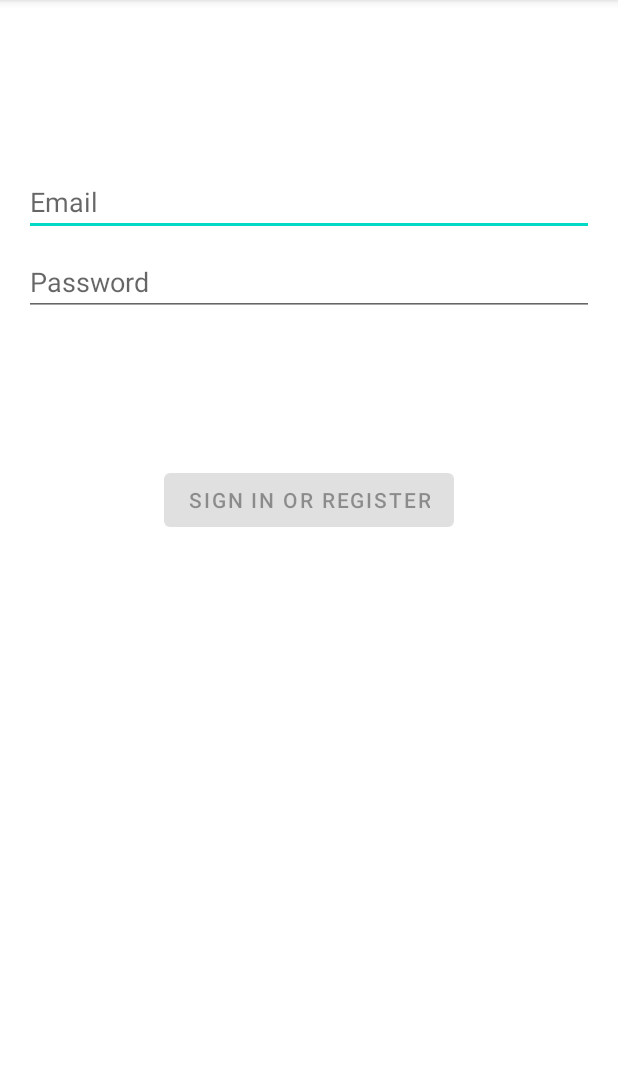
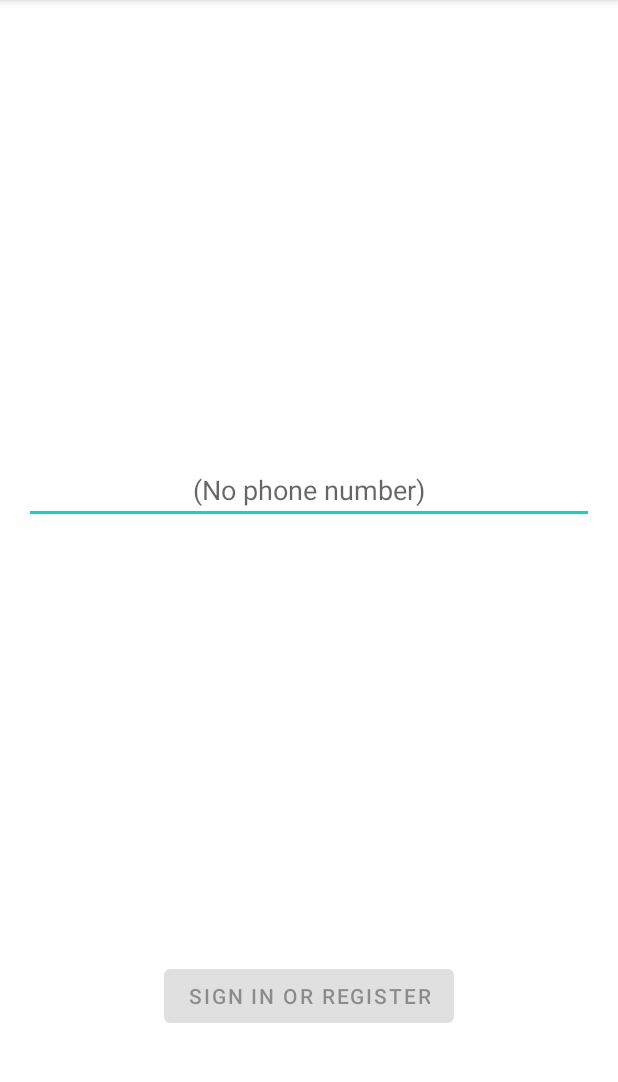
Before and after one commit to AmitSheer/Goldie.inc, an Android app: the screen it shows after launch (LoginActivity), on a phone screen of 412 x 824 dp, the part 84-1166 px from its top. Run offline under Robolectric (Android 15) with nearby library versions, the light colour scheme and no system bars; 1 statement that could not run was skipped.

Commit message:
added login

```diff
--- a/app/src/main/java/com/goldie/login/data/LoginDataSource.java
+++ b/app/src/main/java/com/goldie/login/data/LoginDataSource.java
@@ -9,7 +9,7 @@ import java.io.IOException;
  */
 public class LoginDataSource {
 
-    public Result<LoggedInUser> login(String username, String password) {
+    public Result<LoggedInUser> login(String username) {
 
         try {
             // TODO: handle loggedInUser authentication
--- a/app/src/main/java/com/goldie/login/data/LoginRepository.java
+++ b/app/src/main/java/com/goldie/login/data/LoginRepository.java
@@ -43,9 +43,9 @@ public class LoginRepository {
         // @see https://developer.android.com/training/articles/keystore
     }
 
-    public Result<LoggedInUser> login(String username, String password) {
+    public Result<LoggedInUser> login(String username) {
         // handle login
-        Result<LoggedInUser> result = dataSource.login(username, password);
+        Result<LoggedInUser> result = dataSource.login(username);
         if (result instanceof Result.Success) {
             setLoggedInUser(((Result.Success<LoggedInUser>) result).getData());
         }
--- a/app/src/main/res/layout/activity_login.xml
+++ b/app/src/main/res/layout/activity_login.xml
@@ -15,42 +15,26 @@
         android:id="@+id/username"
         android:layout_width="0dp"
         android:layout_height="wrap_content"
-        android:layout_marginTop="96dp"
-        android:hint="@string/prompt_email"
-        android:inputType="textEmailAddress"
+        android:layout_marginTop="288dp"
+        android:hint="@android:string/emptyPhoneNumber"
+        android:inputType="phone"
         android:selectAllOnFocus="true"
+        android:textAlignment="center"
         app:layout_constraintEnd_toEndOf="parent"
         app:layout_constraintStart_toStartOf="parent"
         app:layout_constraintTop_toTopOf="parent" />
-
-    <EditText
-        android:id="@+id/password"
-        android:layout_width="0dp"
-        android:layout_height="wrap_content"
-        android:layout_marginTop="8dp"
-        android:hint="@string/prompt_password"
-        android:imeActionLabel="@string/action_sign_in_short"
-        android:imeOptions="actionDone"
-        android:inputType="textPassword"
-        android:selectAllOnFocus="true"
-        app:layout_constraintEnd_toEndOf="parent"
-        app:layout_constraintStart_toStartOf="parent"
-        app:layout_constraintTop_toBottomOf="@+id/username" />
 
     <Button
         android:id="@+id/login"
         android:layout_width="wrap_content"
         android:layout_height="wrap_content"
         android:layout_gravity="start"
-        android:layout_marginTop="16dp"
         android:layout_marginBottom="64dp"
         android:enabled="false"
         android:text="@string/action_sign_in"
         app:layout_constraintBottom_toBottomOf="parent"
         app:layout_constraintEnd_toEndOf="parent"
-        app:layout_constraintStart_toStartOf="parent"
-        app:layout_constraintTop_toBottomOf="@+id/password"
-        app:layout_constraintVertical_bias="0.2" />
+        app:layout_constraintStart_toStartOf="parent" />
 
     <ProgressBar
         android:id="@+id/loading"
@@ -61,9 +45,8 @@
         android:layout_marginBottom="64dp"
         android:visibility="gone"
         app:layout_constraintBottom_toBottomOf="parent"
-        app:layout_constraintEnd_toEndOf="@+id/password"
-        app:layout_constraintStart_toStartOf="@+id/password"
         app:layout_constraintTop_toTopOf="parent"
-        app:layout_constraintVertical_bias="0.3" />
+        app:layout_constraintVertical_bias="0.3"
+        tools:layout_editor_absoluteX="16dp" />
 
 </androidx.constraintlayout.widget.ConstraintLayout>
```
Also changed, not shown: app/src/main/java/com/goldie/login/ui/login/LoginActivity.java (+14 -16 lines), app/src/main/java/com/goldie/login/ui/login/LoginViewModel.java (+3 -5 lines).
